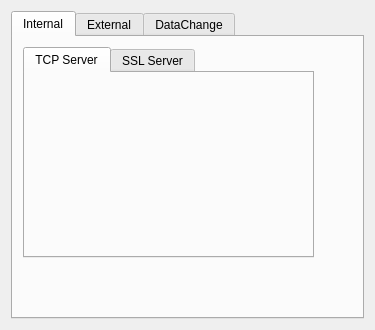
Old version of the form include/net/vhttpproxywidget.ui in the repository gilgil1973/vdream90.
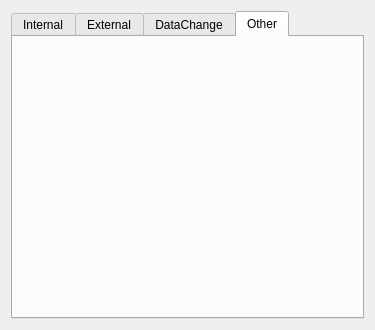
New version of the form. The open tabs and pages were chosen to show the change.

Diff of the .ui file:
```diff
--- a/include/net/vhttpproxywidget.ui
+++ b/include/net/vhttpproxywidget.ui
@@ -17,7 +17,7 @@
    <item row="0" column="0">
     <widget class="QTabWidget" name="tabWidget">
      <property name="currentIndex">
-      <number>0</number>
+      <number>3</number>
      </property>
      <widget class="QWidget" name="tabInternal">
       <attribute name="title">
@@ -147,6 +147,22 @@
        </layout>
       </widget>
      </widget>
+     <widget class="QWidget" name="tabOther">
+      <attribute name="title">
+       <string>Other</string>
+      </attribute>
+      <widget class="QWidget" name="gridLayoutWidget_8">
+       <property name="geometry">
+        <rect>
+         <x>10</x>
+         <y>10</y>
+         <width>160</width>
+         <height>80</height>
+        </rect>
+       </property>
+       <layout class="QGridLayout" name="glOther"/>
+      </widget>
+     </widget>
     </widget>
    </item>
   </layout>
```
Left out of the diff: 2 changed lines with no effect on the pictures.
